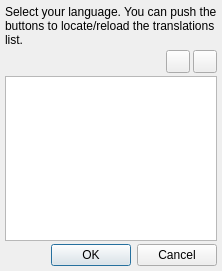
The window that v2/trunk/monkey/src/maininterface/ui/UITranslator.ui (testmana2/mks) describes before a commit, drawn with Qt 5.
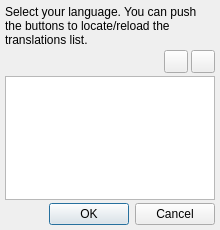
The same window after the commit. Icons and pictures are not drawn.

Commit message: update all margins to 5 and spacings to 3 when possible

What changed in the file:
```diff
--- a/v2/trunk/monkey/src/maininterface/ui/UITranslator.ui
+++ b/v2/trunk/monkey/src/maininterface/ui/UITranslator.ui
@@ -5,8 +5,8 @@
    <rect>
     <x>0</x>
     <y>0</y>
-    <width>222</width>
-    <height>271</height>
+    <width>220</width>
+    <height>230</height>
    </rect>
   </property>
   <property name="windowTitle" >
@@ -19,7 +19,19 @@
    <property name="margin" >
     <number>5</number>
    </property>
-   <property name="spacing" >
+   <property name="topMargin" >
+    <number>5</number>
+   </property>
+   <property name="rightMargin" >
+    <number>5</number>
+   </property>
+   <property name="bottomMargin" >
+    <number>5</number>
+   </property>
+   <property name="horizontalSpacing" >
+    <number>3</number>
+   </property>
+   <property name="verticalSpacing" >
     <number>3</number>
    </property>
    <item row="0" column="0" colspan="3" >
```
Left out of the diff: 3 changed lines with no effect on the pictures. The commit also changes 21 other files.
